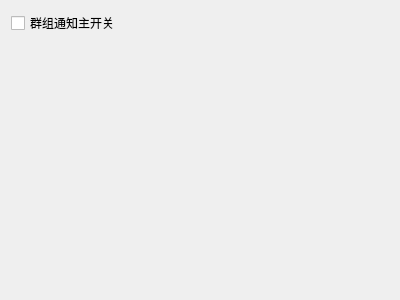
Qt form widgets/settings/groupwidget.ui (iwxyi/CatlikeQQ) before a commit.
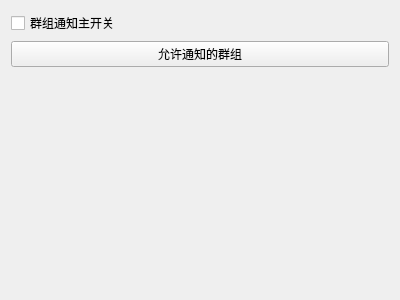
The same form after that commit.

Commit message: 添加群组选择开关

```diff
--- a/widgets/settings/groupwidget.ui
+++ b/widgets/settings/groupwidget.ui
@@ -21,6 +21,13 @@
      </property>
     </widget>
    </item>
+   <item>
+    <widget class="QPushButton" name="enabledGroupButton">
+     <property name="text">
+      <string>允许通知的群组</string>
+     </property>
+    </widget>
+   </item>
    <item>
     <spacer name="verticalSpacer">
      <property name="orientation">
```
The commit also changes 5 other files.
